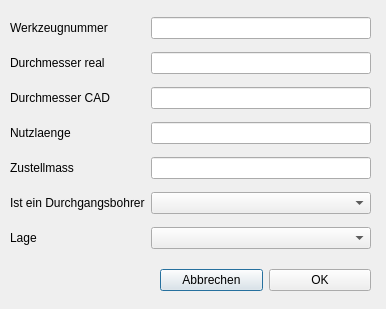
First picture: the form in dialog_bohrer.ui, repository TischlerWilly/postprozessor, before the edit.
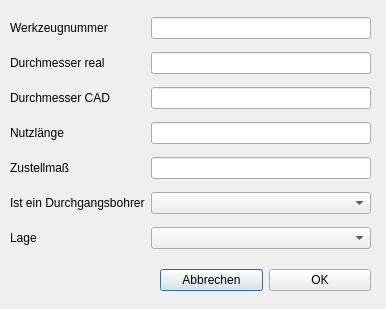
Second picture: the form after the edit.

```diff
--- a/dialog_bohrer.ui
+++ b/dialog_bohrer.ui
@@ -26,7 +26,7 @@
     <item row="4" column="0">
      <widget class="QLabel" name="label_zustmass">
       <property name="text">
-       <string>Zustellmass</string>
+       <string>Zustellmaß</string>
       </property>
      </widget>
     </item>
@@ -52,7 +52,7 @@
     <item row="3" column="0">
      <widget class="QLabel" name="label_nutzlaenge">
       <property name="text">
-       <string>Nutzlaenge</string>
+       <string>&lt;html&gt;&lt;head/&gt;&lt;body&gt;&lt;p&gt;Nutzlänge&lt;/p&gt;&lt;/body&gt;&lt;/html&gt;</string>
       </property>
      </widget>
     </item>
```
Left out of the diff: 3 changed lines with no effect on the pictures.
